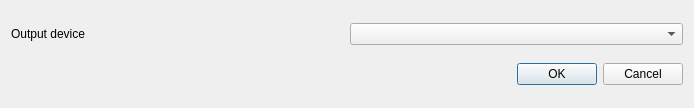
This is src/swaggboard/options.ui in benapetr/swaggboard as Qt 5 draws it before an edit. The edited form follows.
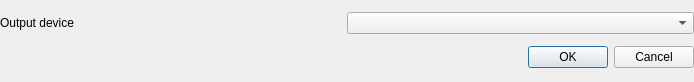
This is the edited form.

What changed in the file:
```diff
--- a/src/swaggboard/options.ui
+++ b/src/swaggboard/options.ui
@@ -7,13 +7,28 @@
     <x>0</x>
     <y>0</y>
     <width>694</width>
-    <height>108</height>
+    <height>82</height>
    </rect>
   </property>
   <property name="windowTitle">
    <string>Dialog</string>
   </property>
   <layout class="QVBoxLayout" name="verticalLayout">
+   <property name="spacing">
+    <number>0</number>
+   </property>
+   <property name="leftMargin">
+    <number>0</number>
+   </property>
+   <property name="topMargin">
+    <number>0</number>
+   </property>
+   <property name="rightMargin">
+    <number>0</number>
+   </property>
+   <property name="bottomMargin">
+    <number>0</number>
+   </property>
    <item>
     <layout class="QHBoxLayout" name="horizontalLayout">
      <item>
```
Left out of the diff: 2 changed lines with no effect on the pictures.
